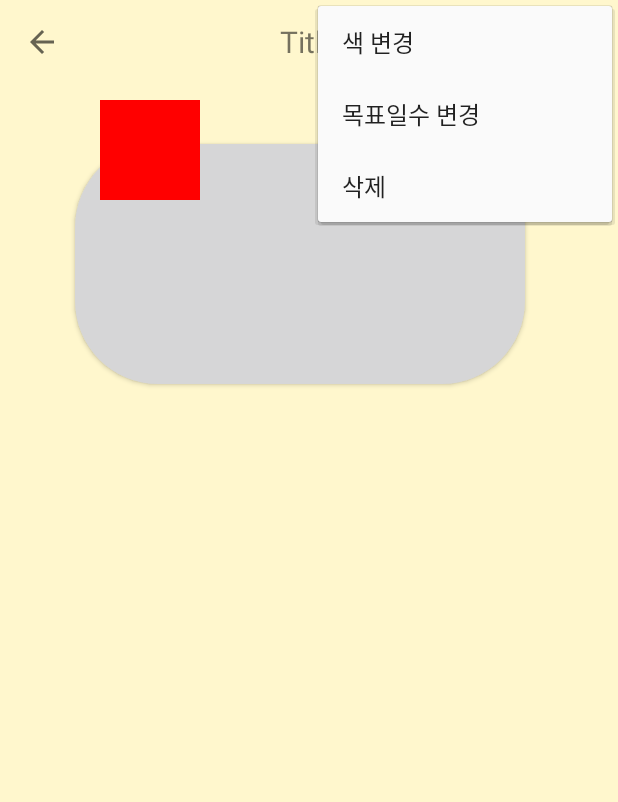
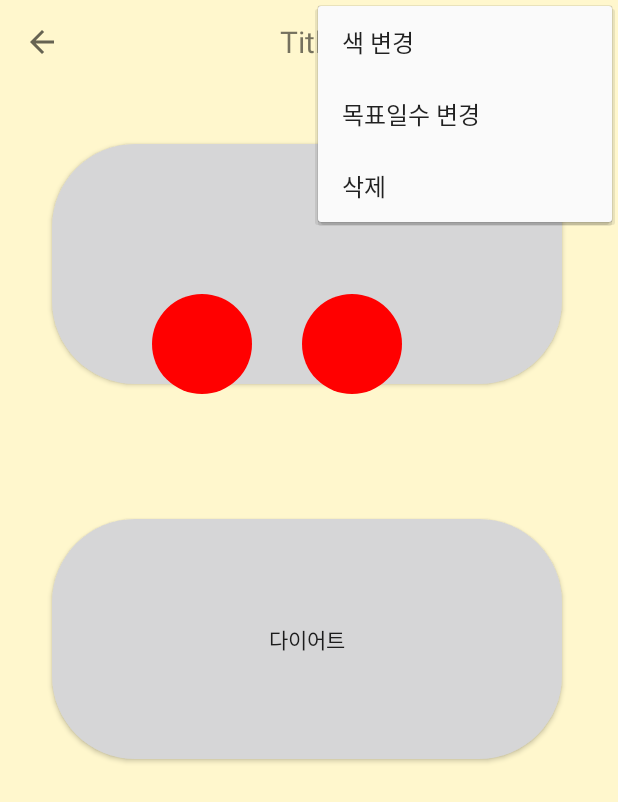
Before and after one commit to kshjaing/Dotive, an Android app: the MainActivity screen opened directly, with no data from a screen before it, with the options menu open, on a phone screen of 412 x 824 dp. Shown: the top 802 px of the screen. Run offline under Robolectric (Android 15) with nearby library versions, the phone set to English and light mode, and no system bars; Roboto replaces fonts that are not available here; 3 statements that could not run were skipped.

Commit message:
버튼안에 원 좌표 구하기
버튼안에 원 좌표 구하기

```diff
--- a/app/src/main/java/com/example/dotive/CustomView.java
+++ b/app/src/main/java/com/example/dotive/CustomView.java
@@ -37,6 +37,7 @@ public class CustomView extends View {
     @Override
     protected void onDraw(Canvas canvas) {
         super.onDraw(canvas);
+        float X, Y;
 
         //사각형을 그린다.
         paint.setColor(Color.RED);
--- a/app/src/main/java/com/example/dotive/MainActivity.java
+++ b/app/src/main/java/com/example/dotive/MainActivity.java
@@ -1,13 +1,18 @@
 package com.example.dotive;
 
 import androidx.annotation.NonNull;
+import androidx.annotation.Nullable;
 import androidx.appcompat.app.ActionBar;
 import androidx.appcompat.app.AppCompatActivity;
 import androidx.appcompat.widget.Toolbar;
 import androidx.constraintlayout.widget.ConstraintLayout;
 import androidx.core.content.ContextCompat;
+
+import android.content.Context;
 import android.content.Intent;
+import android.graphics.Canvas;
 import android.graphics.Color;
+import android.graphics.Paint;
 import android.graphics.Typeface;
 import android.graphics.drawable.ColorDrawable;
 import android.graphics.drawable.GradientDrawable;
@@ -16,12 +21,14 @@ import android.os.Bundle;
 import android.text.Spannable;
 import android.text.SpannableString;
 import android.text.style.BackgroundColorSpan;
+import android.util.AttributeSet;
 import android.util.Log;
 import android.util.TypedValue;
 import android.view.Gravity;
 import android.view.Menu;
 import android.view.MenuInflater;
 import android.view.MenuItem;
+import android.view.MotionEvent;
 import android.view.View;
 import android.widget.Button;
 import android.widget.FrameLayout;
@@ -47,13 +54,16 @@ public class MainActivity extends AppCompatActivity {
     ScrollView scrollView;
     LinearLayout linearLayout;
     Button button1;
+    Button button2;
     /*Button button2;
     Button button3;
     Button button4;
     Button button5;
     Button button6;*/
     FrameLayout frameLayout;
+    LinearLayout linearLayout2;
     TextView textView1;
+    TextView textView2;
 
     @Override
     protected void onCreate(Bundle savedInstanceState) {
@@ -71,34 +81,42 @@ public class MainActivity extends AppCompatActivity {
         Log.e("습관 목표일 수",Integer.toString(edit_Habit_Day_Num));
 
        //객체 인스턴스 초기화.
-        CustomView view = new CustomView(this); //CustomView.java 파일을 불러와 실행
-        //setContentView(view); (맨 아래에서 스크롤 뷰를 집어넣음.)
+
 
         scrollView = new ScrollView(this);
         scrollView.setBackgroundColor(Color.parseColor("#FFF7CD")); //뒷 배경 설정
+
+        frameLayout = new FrameLayout(this);
 
         linearLayout = new LinearLayout(this);
         linearLayout.setOrientation(LinearLayout.VERTICAL);
 
         button1 = new Button(this);
+        button2 = new Button(this);
         /*button2 = new Button(this);
         button3 = new Button(this);
         button4 = new Button(this);
         button5 = new Button(this);
         button6 = new Button(this);*/
 
-        frameLayout = new FrameLayout(this);
 
         //버튼위에 제목 (물 1L 마시기 등)
+        linearLayout2 = new LinearLayout(this);
+        linearLayout2.setOrientation(LinearLayout.VERTICAL);
+
         textView1 = new TextView(this);
+        textView2 = new TextView(this);
+
+        CustomView123 view = new CustomView123(this); //CustomView.java 파일을 불러와 실행
 
         //집합처럼 View를 순서대로 추가중. 마지막에 버튼들.
         //frameLayout에 2개를 추가했다는 점. (이 부분이 버튼과, Paint 를 동시에 보이게 해줌.)
 
         scrollView.addView(frameLayout);
-        frameLayout.addView(linearLayout);
-        frameLayout.addView(textView1);
-        frameLayout.addView(view);
+        frameLayout.addView(linearLayout); //button을 위해
+        frameLayout.addView(linearLayout2); //textview를 위해
+        frameLayout.addView(view); //버튼 위의 원 배열을 위해
+
 
         //main 액션 바 만들기
         //main_actionbar.xml 가져옴
@@ -117,12 +135,15 @@ public class MainActivity extends AppCompatActivity {
         linearLayout.addView(view1);
 
         linearLayout.addView(button1);
+        linearLayout.addView(button2);
         /*linearLayout.addView(button2);
         linearLayout.addView(button3);
         linearLayout.addView(button4);
         linearLayout.addView(button5);
         linearLayout.addView(button6);*/
 
+        linearLayout2.addView(textView1);
+        linearLayout2.addView(textView2);
 
         //java 코드로 폰트 설정 (xml 에서 fontFamily)
         Typeface typeface = Typeface.createFromAsset(getAssets(),"font/katuri.ttf");
@@ -132,6 +153,10 @@ public class MainActivity extends AppCompatActivity {
         button1.setText(Habit_Name);
         button1.setId(R.id.btn1);
         button1.setTypeface(typeface);
+
+        button2.setText("다이어트");
+        button2.setId(R.id.btn2);
+        button2.setTypeface(typeface);
 
         /*button2.setText("다이어트");
         button2.setId(R.id.btn2);
@@ -153,28 +178,30 @@ public class MainActivity extends AppCompatActivity {
         button6.setId(R.id.btn6);
         button6.setTypeface(typeface);*/
 
-        //textView1.setText("물 1L 마시기");
         textView1.setText(Habit_Name);
-        textView1.setId(R.id.textView1);
+        textView1.setId(R.id.Habit_Title1);
         textView1.setTypeface(typeface);
 
+        textView2.setText(Habit_Name);
+        textView2.setId(R.id.Habit_Title2);
+        textView2.setTypeface(typeface);
 
         //이렇게 안하면 픽셀로 값이 저장되기에 dp로 계산하는 것. value에서 원하는 숫자로 고치면 됨.
         //dp 값으로 가져오기
-        int width = (int) TypedValue.applyDimension(TypedValue.COMPLEX_UNIT_DIP,300,getResources().getDisplayMetrics());
+        int width = (int) TypedValue.applyDimension(TypedValue.COMPLEX_UNIT_DIP,340,getResources().getDisplayMetrics());
         int height = (int) TypedValue.applyDimension(TypedValue.COMPLEX_UNIT_DIP,160,getResources().getDisplayMetrics());
 
         int textView_width = (int) TypedValue.applyDimension(TypedValue.COMPLEX_UNIT_DIP,150,getResources().getDisplayMetrics());
         int textView_height = (int) TypedValue.applyDimension(TypedValue.COMPLEX_UNIT_DIP,50,getResources().getDisplayMetrics());
 
-        int btn_margin_left = (int) TypedValue.applyDimension(TypedValue.COMPLEX_UNIT_DIP,50,getResources().getDisplayMetrics());
+        int btn_margin_left = (int) TypedValue.applyDimension(TypedValue.COMPLEX_UNIT_DIP,35,getResources().getDisplayMetrics());
         int btn_margin_bottom = (int) TypedValue.applyDimension(TypedValue.COMPLEX_UNIT_DIP,50,getResources().getDisplayMetrics());
         //2020_06_06 (마진 top을 주어 버튼을 좀 아래로 내리고 그 위에 또 버튼을 만들어 제목을 부여한다. (ex: 물 1L 마시기))
         int btn_margin_top = (int) TypedValue.applyDimension(TypedValue.COMPLEX_UNIT_DIP,40,getResources().getDisplayMetrics());
 
         //textView만 따로 마진값을 준다.
-        int textView_btn_margin_left = (int) TypedValue.applyDimension(TypedValue.COMPLEX_UNIT_DIP,125,getResources().getDisplayMetrics());
-        int textView_btn_margin_bottom = (int) TypedValue.applyDimension(TypedValue.COMPLEX_UNIT_DIP,-25,getResources().getDisplayMetrics());
+        int textView_btn_margin_left = (int) TypedValue.applyDimension(TypedValue.COMPLEX_UNIT_DIP,130,getResources().getDisplayMetrics());
+        int textView_btn_margin_bottom = (int) TypedValue.applyDimension(TypedValue.COMPLEX_UNIT_DIP,130,getResources().getDisplayMetrics());
         int textView_btn_margin_top = (int) TypedValue.applyDimension(TypedValue.COMPLEX_UNIT_DIP,70,getResources().getDisplayMetrics());
 
         //textView padding 값
@@ -188,6 +215,9 @@ public class MainActivity extends AppCompatActivity {
         //버튼들의 너비 높이 정함.
         button1.setWidth(width);
         button1.setHeight(height);
+
+        button2.setWidth(width);
+        button2.setHeight(height);
 
         /*button2.setWidth(width);
         button2.setHeight(height);
@@ -209,8 +239,13 @@ public class MainActivity extends AppCompatActivity {
         //Gravity 속성 가운데 정렬 (버튼과 다르게 직접 설정해줘야 글씨가 가운데로 온다.)
         textView1.setGravity(Gravity.CENTER);
 
+        textView2.setWidth(textView_width);
+        textView2.setHeight(textView_height);
+        textView2.setGravity(Gravity.CENTER);
+
         //버튼 백그라운드 설정 = radius 값 설정을 위해 필요 (버튼 둥글게 하기 위해 xml으로 새로 짜야함)
         button1.setBackgroundDrawable(ContextCompat.getDrawable(this,R.drawable.radius));
+        button2.setBackgroundDrawable(ContextCompat.getDrawable(this,R.drawable.radius));
         /*button2.setBackgroundDrawable(ContextCompat.getDrawable(this,R.drawable.radius));
         button3.setBackgroundDrawable(ContextCompat.getDrawable(this,R.drawable.radius));
         button4.setBackgroundDrawable(ContextCompat.getDrawable(this,R.drawable.radius));
@@ -222,8 +257,12 @@ public class MainActivity extends AppCompatActivity {
         /*StateListDrawable bgShape = (StateListDrawable)textView1.getBackground();
         bgShape.addState(new int[]{android.R.attr.state_pressed}, new ColorDrawable(Color.RED));
         textView1.setBackground(bgShape);*/
+        textView2.setBackground(ContextCompat.getDrawable(this,R.drawable.textview_custom_css));
 
         GradientDrawable bgShape = (GradientDrawable)textView1.getBackground().getCurrent(); //GradientDrawable 그대로 하면 오류남 마지막에 .getCurrent() 중요
+        bgShape.setColor(Habit_Color);
+
+        bgShape = (GradientDrawable)textView2.getBackground().getCurrent();
         bgShape.setColor(Habit_Color);
 
         //마진은 설정값을 다르게 할때마다 부모 값을 이렇게 정해야한다.
@@ -234,11 +273,10 @@ public class MainActivity extends AppCompatActivity {
                 LinearLayout.LayoutParams.WRAP_CONTENT
         );
 
-
         //마진 설정 2 (textview 설정 (물 1L 마시기)
-        FrameLayout.LayoutParams textView_LinearParams = new FrameLayout.LayoutParams(
-                FrameLayout.LayoutParams.WRAP_CONTENT,
-                FrameLayout.LayoutParams.WRAP_CONTENT
+        LinearLayout.LayoutParams textView_LinearParams = new LinearLayout.LayoutParams(
+                LinearLayout.LayoutParams.WRAP_CONTENT,
+                LinearLayout.LayoutParams.WRAP_CONTENT
         );
 
         //마진값 dp로 설정해주는중. 버튼에 적용
@@ -248,6 +286,7 @@ public class MainActivity extends AppCompatActivity {
 
         //각각의 버튼들에게 위에 계산된 마진을 추가해줌.
         button1.setLayoutParams(Button_LinearParams);
+        button2.setLayoutParams(Button_LinearParams);
         //button1.getResources().getDimension(size);
         /*button2.setLayoutParams(Button_LinearParams);
         button3.setLayoutParams(Button_LinearParams);
@@ -261,6 +300,7 @@ public class MainActivity extends AppCompatActivity {
         textView_LinearParams.topMargin = textView_btn_margin_top;
 
         textView1.setLayoutParams(textView_LinearParams);
+        textView2.setLayoutParams(textView_LinearParams);
 
         //클릭 이벤트리스너
         button1.setOnClickListener(new View.OnClickListener() {
@@ -300,4 +340,56 @@ public class MainActivity extends AppCompatActivity {
         }
         return super.onOptionsItemSelected(item);
     }
+
+    //버튼 위에 습관일수 배열로 그리기
+    //CustomView에 버튼 좌표를 구할 수 없어 여기서 그린다.
+
+    public class CustomView123 extends View {
+        private Paint paint;
+
+        public CustomView123(Context context) {
+            super(context);
+
+            init(context);
+        }
+
+        public CustomView123(Context context, @Nullable AttributeSet attrs) {
+            super(context, attrs);
+
+            init(context);
+        }
+
+        @Override
+        public boolean onTouchEvent(MotionEvent event) {
+            if (event.getAction() == MotionEvent.ACTION_DOWN) {
+                Toast.makeText(super.getContext(), "모션 이벤트 다운" + event.getX() + "," + event.getY(), Toast.LENGTH_LONG).show();
+            }
+            return super.onTouchEvent(event);
+        }
+
+        @Override
+        protected void onDraw(Canvas canvas) {
+            super.onDraw(canvas);
+            float X, Y;
+            Y = button1.getY();
+            X = button1.getX();
+            //원을 그린다.
+            //5일 ~ 14일 반지름 50
+            //15일 ~ 무한정 반지름
+            paint.setColor(Color.RED);
+            canvas.drawCircle(X+150,Y+200,50,paint);
+            paint.setColor(Color.RED);
+            canvas.drawCircle(X+300,Y+200,50,paint);
+            /*
+            Y = button2.getY();
+            X = button2.getX();
+            paint.setColor(Color.RED);
+            canvas.drawCircle(X,Y,50,paint);
+            */
+        }
+
+        private void init(Context context) {
+            paint = new Paint();
+        }
+    }
 }
--- a/app/src/main/res/layout/activity_main.xml
+++ b/app/src/main/res/layout/activity_main.xml
@@ -105,12 +105,18 @@
                         android:text="다이어트5" />
 
                     <TextView
-                        android:id="@+id/textView1"
+                        android:id="@+id/Habit_Title1"
                         android:layout_width="match_parent"
                         android:layout_height="wrap_content"
                         android:background="@drawable/textview_custom_css"
                         android:text="TextView" />
 
+                    <TextView
+                        android:id="@+id/Habit_Title2"
+                        android:layout_width="match_parent"
+                        android:layout_height="wrap_content"
+                        android:background="@drawable/textview_custom_css"
+                        android:text="TextView" />
                 </LinearLayout>
             </ScrollView>
         </LinearLayout>
```
